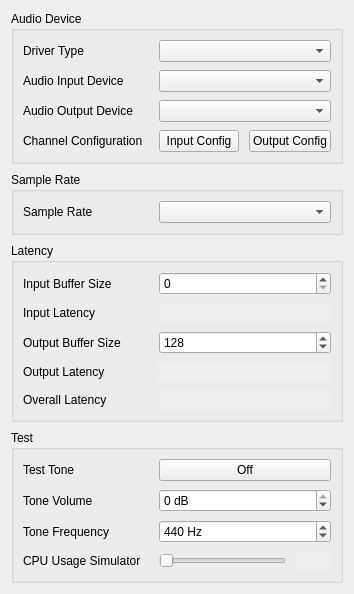
Before: the Qt Designer form src/pyfx/ui/audio_preferences_widget.ui in keatoncscheible/gfx_dev_app, drawn with Qt 5.
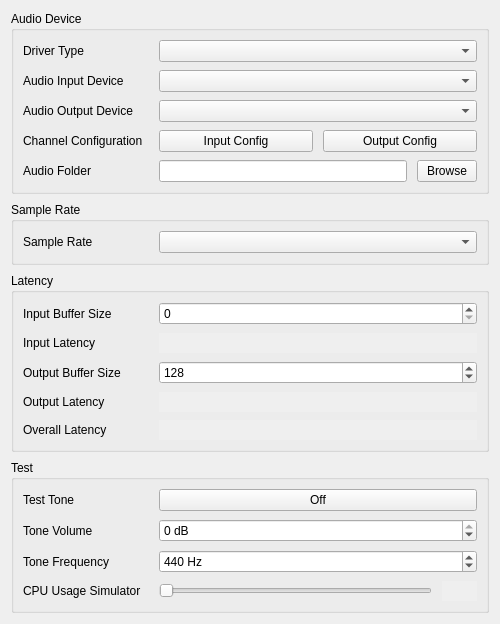
After: the same form once the commit is applied. Custom widgets are drawn as their Qt base class.

Commit message: Add audio folder selector WIP

Diff of the .ui file:
```diff
--- a/src/pyfx/ui/audio_preferences_widget.ui
+++ b/src/pyfx/ui/audio_preferences_widget.ui
@@ -6,10 +6,16 @@
    <rect>
     <x>0</x>
     <y>0</y>
-    <width>346</width>
-    <height>590</height>
+    <width>500</width>
+    <height>624</height>
    </rect>
   </property>
+  <property name="minimumSize">
+   <size>
+    <width>500</width>
+    <height>0</height>
+   </size>
+  </property>
   <property name="windowTitle">
    <string>Audio Preferences</string>
   </property>
@@ -162,6 +168,60 @@
         </item>
        </layout>
       </item>
+      <item row="4" column="0">
+       <widget class="QLabel" name="audio_folder_label">
+        <property name="sizePolicy">
+         <sizepolicy hsizetype="Fixed" vsizetype="Preferred">
+          <horstretch>0</horstretch>
+          <verstretch>0</verstretch>
+         </sizepolicy>
+        </property>
+        <property name="minimumSize">
+         <size>
+          <width>130</width>
+          <height>0</height>
+         </size>
+        </property>
+        <property name="maximumSize">
+         <size>
+          <width>130</width>
+          <height>16777215</height>
+         </size>
+        </property>
+        <property name="text">
+         <string>Audio Folder</string>
+        </property>
+       </widget>
+      </item>
+      <item row="4" column="1">
+       <layout class="QHBoxLayout" name="audio_folder_layout">
+        <property name="spacing">
+         <number>10</number>
+        </property>
+        <item>
+         <widget class="QLineEdit" name="audio_folder_editbox"/>
+        </item>
+        <item>
+         <widget class="QPushButton" name="audio_folder_browse_button">
+          <property name="sizePolicy">
+           <sizepolicy hsizetype="Fixed" vsizetype="Fixed">
+            <horstretch>0</horstretch>
+            <verstretch>0</verstretch>
+           </sizepolicy>
+          </property>
+          <property name="maximumSize">
+           <size>
+            <width>60</width>
+            <height>16777215</height>
+           </size>
+          </property>
+          <property name="text">
+           <string>Browse</string>
+          </property>
+         </widget>
+        </item>
+       </layout>
+      </item>
      </layout>
     </widget>
    </item>
```
Left out of the diff: 34 changed lines with no effect on the pictures. The commit also changes 3 other files.
